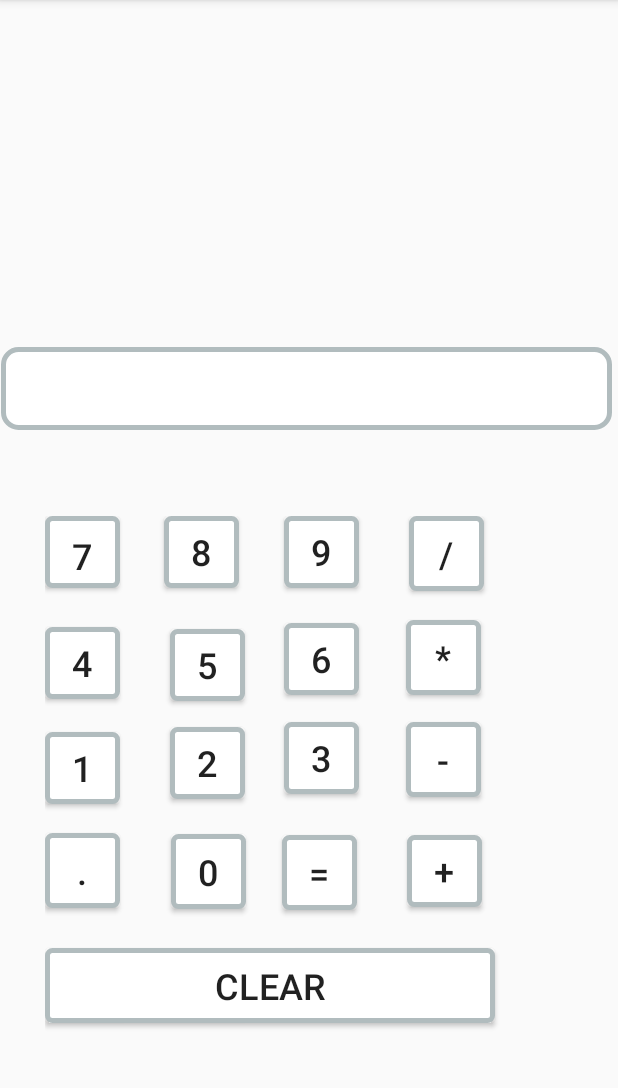
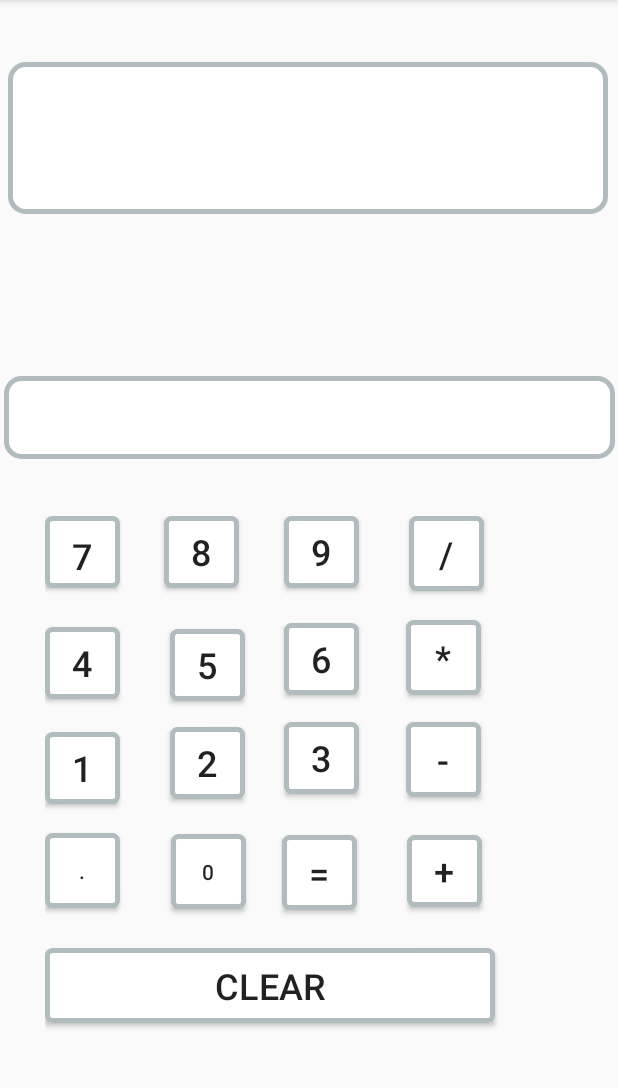
Before and after one commit to inadeembhati/BasicCalculator, an Android app: the screen it shows after launch (MainActivity), after a tap on "CLEAR", on a phone screen of 412 x 824 dp, the part 84-1172 px from its top. Run offline under Robolectric (Android 15) with nearby library versions, the phone set to English and light mode, and no system bars.

Commit message:
fiirst change

```diff
--- a/app/src/main/java/com/example/basiccalculator/MainActivity.kt
+++ b/app/src/main/java/com/example/basiccalculator/MainActivity.kt
@@ -11,28 +11,33 @@ class MainActivity : AppCompatActivity() {
         ADD ,
         SUBS,
         MULTI,
-        DIVIDE;
+        DIVIDE,
+        EQUALS;
     }
 
     var value1  = 0F
     var value2  = 0F
     var value_number = 1
-    var typeOfAction = -1
+    var typeOfAction = 0
     var isFirstTime :Boolean = true
     var isEqualPressed :Boolean = false
+    var isDotPressed :Boolean = false
+    var divider = 1
+    var isLastActionIsReset = true
     override fun onCreate(savedInstanceState: Bundle?) {
         super.onCreate(savedInstanceState)
         setContentView(R.layout.activity_main)
-        btn0.setOnClickListener{addlValue(0)}
-        btn1.setOnClickListener{addlValue(1)}
-        btn2.setOnClickListener{addlValue(2)}
-        btn3.setOnClickListener{addlValue(3)}
-        btn4.setOnClickListener{addlValue(4)}
-        btn5.setOnClickListener{addlValue(5)}
-        btn6.setOnClickListener{addlValue(6)}
-        btn7.setOnClickListener{addlValue(7)}
-        btn8.setOnClickListener{addlValue(8)}
-        btn9.setOnClickListener{addlValue(9)}
+        btn0.setOnClickListener{addlValue(0F)}
+        btn1.setOnClickListener{addlValue(1F)}
+        btn2.setOnClickListener{addlValue(2F)}
+        btn3.setOnClickListener{addlValue(3F)}
+        btn4.setOnClickListener{addlValue(4F)}
+        btn5.setOnClickListener{addlValue(5F)}
+        btn6.setOnClickListener{addlValue(6F)}
+        btn7.setOnClickListener{addlValue(7F)}
+        btn8.setOnClickListener{addlValue(8F)}
+        btn9.setOnClickListener{addlValue(9F)}
+        btnDot.setOnClickListener{addlValue(-1F,true)}
         btnAdd.setOnClickListener{performAction(ACTION.ADD.ordinal)}
         btnSubs.setOnClickListener{performAction(ACTION.SUBS.ordinal)}
         btnMulti.setOnClickListener{performAction(ACTION.MULTI.ordinal)}
@@ -42,59 +47,96 @@ class MainActivity : AppCompatActivity() {
     }
 
 
-private fun addlValue(number:Int){
-    if(value_number==1){
-        value1 = value1*10 +number
-        txtAnswer.text = value1.toString()
-    }else{
-        value2 = value2*10+number
-        txtAnswer.text = value2.toString()
+private fun addlValue(number:Float,isDot:Boolean = false){
+    isLastActionIsReset =false
+    if(isDot == true){
+        isDotPressed = true
+    }
+    else {
+        if (value_number == 1) {
+            if(isDotPressed) {
+                divider = divider*10
+                value1 = value1 + number/divider
+            }
+            else
+                value1 = value1 * 10 + number
+
+            txtAnswer.text = value1.toString()
+        } else {
+            if(isDotPressed) {
+                divider = divider*10
+                value2 = value2 + number/divider
+            }
+            else
+                value2 = value2 * 10 + number
+
+            txtAnswer.text = value2.toString()
+        }
     }
 }
  private  fun performAction(type:Int) {
+     isLastActionIsReset = false
      typeOfAction = type
-     if(!isFirstTime && !isEqualPressed) {
-         var answer = 0F
-         when (typeOfAction) {
-             ACTION.ADD.ordinal -> answer = value1 + value2
-
-             ACTION.SUBS.ordinal -> answer = value1 - value2
-             ACTION.MULTI.ordinal -> answer = value1 * value2
-             ACTION.DIVIDE.ordinal -> answer = value1 / value2
-         }
-         value1 = answer
-        // value2 = 0F
-         txtAnswer.text =answer.toString()
-     }else
-         txtAnswer.text =""
+     isDotPressed = false
+     divider = 1
+    // if(!isFirstTime  ) this.Equalsto()
 
      if (value_number == 1)
          value_number = 2
      else
          value_number = 1
 
+
+
  }
 private  fun Equalsto(){
+ if(isLastActionIsReset == true) {
+     return
+ }
     isFirstTime = false
-    isEqualPressed = true
+    var histStr:String = historyVieiw.text as String
+    var str2 :String =  value1.toString() + " " + getSign(typeOfAction) + " "+ value2.toString()
     var answer :Float = 0F
     when(typeOfAction){
         ACTION.ADD.ordinal -> answer = (value1+value2)
         ACTION.SUBS.ordinal-> answer = (value1-value2)
         ACTION.MULTI.ordinal ->answer = (value1*value2)
         ACTION.DIVIDE.ordinal->answer = (value1/value2)
+        else -> {answer = (value1+value2)
+        str2 =   value1.toString()
+            }
+      //  ACTION.EQUALS.ordinal->answer = (value1+value2)
     }
-    value1  = answer
-    value2 = 0F
-    value_number = 2
+    value1  =0F
+    value2 =  answer
+    value_number = 1
+    ResetValue();
+
+    historyVieiw.text =  histStr+ str2+ "= " + answer.toString()+"\n"
     txtAnswer.text = answer.toString()
 }
     private  fun ResetValue(){
+        isLastActionIsReset = true
         isFirstTime = true;
         value1 = 0F
         value2= 0F
         value_number =1
         typeOfAction = -1
         txtAnswer.text = ""
+        historyVieiw.text = ""
+        isDotPressed = false
+        divider = 1
     }
+    private fun getSign(sign:Int) :String{
+
+        when(typeOfAction){
+            ACTION.ADD.ordinal ->  return  "+"
+            ACTION.SUBS.ordinal->  return  "-"
+            ACTION.MULTI.ordinal ->return  "*"
+            ACTION.DIVIDE.ordinal->return  "/"
+
+        }
+        return ""
+    }
+
 }
--- a/app/src/main/res/layout/activity_main.xml
+++ b/app/src/main/res/layout/activity_main.xml
@@ -147,8 +147,7 @@
             android:layout_marginLeft="84dp"
             android:layout_marginTop="71dp"
             android:background="@drawable/button_background"
-            android:text="0"
-            android:textSize="24sp" />
+            android:text="0" />
 
         <Button
             android:id="@+id/btnDot"
@@ -157,8 +156,7 @@
             android:layout_alignTop="@id/btn1"
             android:layout_marginTop="67dp"
             android:background="@drawable/button_background"
-            android:text="."
-            android:textSize="24sp" />
+            android:text="." />
 
         <Button
             android:id="@+id/btnSubs"
@@ -239,9 +237,24 @@
         android:text="Input Value"
         app:layout_constraintBottom_toTopOf="@+id/relativeLayout"
         app:layout_constraintEnd_toEndOf="parent"
-        app:layout_constraintHorizontal_bias="0.144"
         app:layout_constraintStart_toStartOf="parent"
         app:layout_constraintTop_toTopOf="parent"
-        app:layout_constraintVertical_bias="0.895" />
+        app:layout_constraintVertical_bias="0.968" />
+
+    <TextView
+        android:id="@+id/historyVieiw"
+        android:layout_width="400dp"
+        android:layout_height="101dp"
+        android:background="@drawable/layout_border"
+        android:gravity="bottom|right"
+        android:padding="20dp"
+        android:scrollbars="horizontal|vertical"
+        android:verticalScrollbarPosition="defaultPosition"
+        app:layout_constraintBottom_toTopOf="@+id/txtAnswer"
+        app:layout_constraintEnd_toEndOf="parent"
+        app:layout_constraintHorizontal_bias="0.454"
+        app:layout_constraintStart_toStartOf="parent"
+        app:layout_constraintTop_toTopOf="parent"
+        app:layout_constraintVertical_bias="0.275" />
 
 </androidx.constraintlayout.widget.ConstraintLayout>
```
